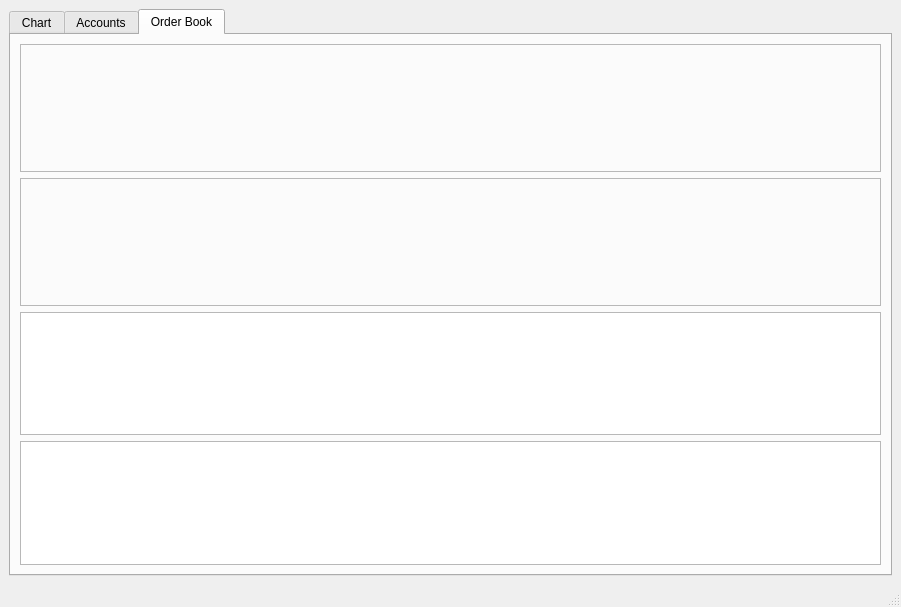
First picture: the form in src/mainwindow.ui, repository biddisco/lxqt-build-tools, before the edit.
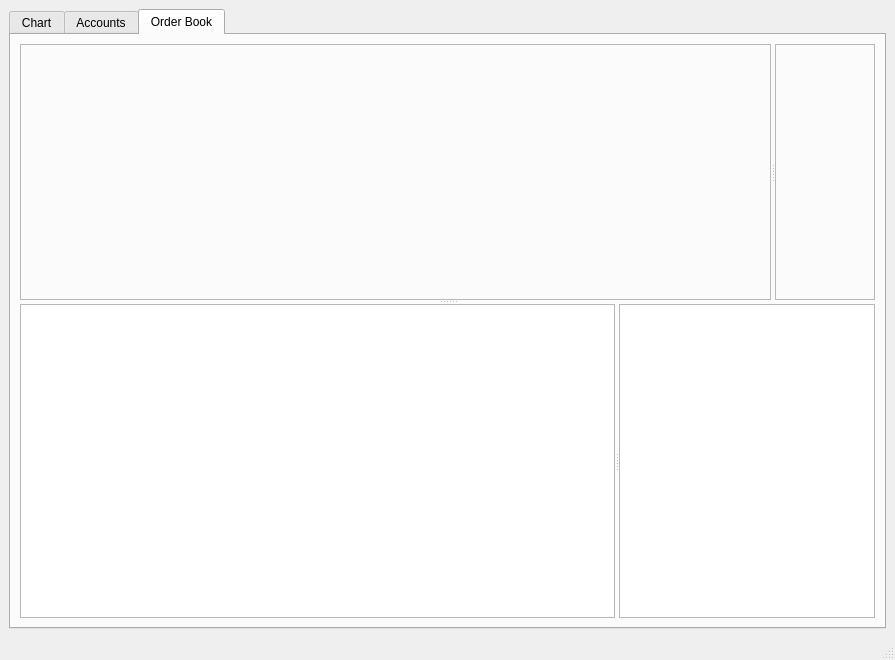
Second picture: the form after the edit. The open tabs and pages were chosen to show the change.

```diff
--- a/src/mainwindow.ui
+++ b/src/mainwindow.ui
@@ -6,8 +6,8 @@
    <rect>
     <x>0</x>
     <y>0</y>
-    <width>901</width>
-    <height>607</height>
+    <width>895</width>
+    <height>660</height>
    </rect>
   </property>
   <property name="windowTitle">
@@ -641,15 +641,33 @@
          <attribute name="title">
           <string>Order Book</string>
          </attribute>
-         <layout class="QHBoxLayout" name="horizontalLayout_4">
-          <item>
-           <layout class="QVBoxLayout" name="verticalLayout">
-            <item>
+         <layout class="QGridLayout" name="gridLayout_6">
+          <item row="0" column="0">
+           <widget class="QSplitter" name="splitter_4">
+            <property name="orientation">
+             <enum>Qt::Vertical</enum>
+            </property>
+            <widget class="QSplitter" name="splitter_3">
+             <property name="sizePolicy">
+              <sizepolicy hsizetype="Expanding" vsizetype="Minimum">
+               <horstretch>0</horstretch>
+               <verstretch>0</verstretch>
+              </sizepolicy>
+             </property>
+             <property name="orientation">
+              <enum>Qt::Horizontal</enum>
+             </property>
              <widget class="QFrame" name="order_frame">
+              <property name="sizePolicy">
+               <sizepolicy hsizetype="Expanding" vsizetype="Expanding">
+                <horstretch>9</horstretch>
+                <verstretch>1</verstretch>
+               </sizepolicy>
+              </property>
               <property name="minimumSize">
                <size>
-                <width>128</width>
-                <height>128</height>
+                <width>256</width>
+                <height>256</height>
                </size>
               </property>
               <property name="frameShape">
@@ -664,14 +682,12 @@
                </item>
               </layout>
              </widget>
-            </item>
-            <item>
-             <widget class="QFrame" name="order_frame_2">
-              <property name="minimumSize">
-               <size>
-                <width>128</width>
-                <height>128</height>
-               </size>
+             <widget class="QFrame" name="frame">
+              <property name="sizePolicy">
+               <sizepolicy hsizetype="Expanding" vsizetype="Preferred">
+                <horstretch>0</horstretch>
+                <verstretch>0</verstretch>
+               </sizepolicy>
               </property>
               <property name="frameShape">
                <enum>QFrame::StyledPanel</enum>
@@ -679,34 +695,40 @@
               <property name="frameShadow">
                <enum>QFrame::Raised</enum>
               </property>
-              <layout class="QGridLayout" name="gridLayout_6">
-               <item row="1" column="0">
-                <layout class="QVBoxLayout" name="orderbook_layout_2"/>
-               </item>
-              </layout>
              </widget>
-            </item>
-            <item>
-             <widget class="QPlainTextEdit" name="json_text_1">
+            </widget>
+            <widget class="QSplitter" name="splitter">
+             <property name="orientation">
+              <enum>Qt::Horizontal</enum>
+             </property>
+             <widget class="QPlainTextEdit" name="order_book_text">
               <property name="sizePolicy">
                <sizepolicy hsizetype="Expanding" vsizetype="Expanding">
-                <horstretch>0</horstretch>
+                <horstretch>1</horstretch>
                 <verstretch>0</verstretch>
                </sizepolicy>
               </property>
+              <property name="font">
+               <font>
+                <family>Courier</family>
+               </font>
+              </property>
              </widget>
-            </item>
-            <item>
-             <widget class="QPlainTextEdit" name="json_text_3">
+             <widget class="QPlainTextEdit" name="order_book_text_2">
               <property name="sizePolicy">
                <sizepolicy hsizetype="Expanding" vsizetype="Expanding">
                 <horstretch>0</horstretch>
                 <verstretch>0</verstretch>
                </sizepolicy>
               </property>
+              <property name="font">
+               <font>
+                <family>Courier</family>
+               </font>
+              </property>
              </widget>
-            </item>
-           </layout>
+            </widget>
+           </widget>
           </item>
          </layout>
         </widget>
```
Left out of the diff: 6 changed lines with no effect on the pictures.
